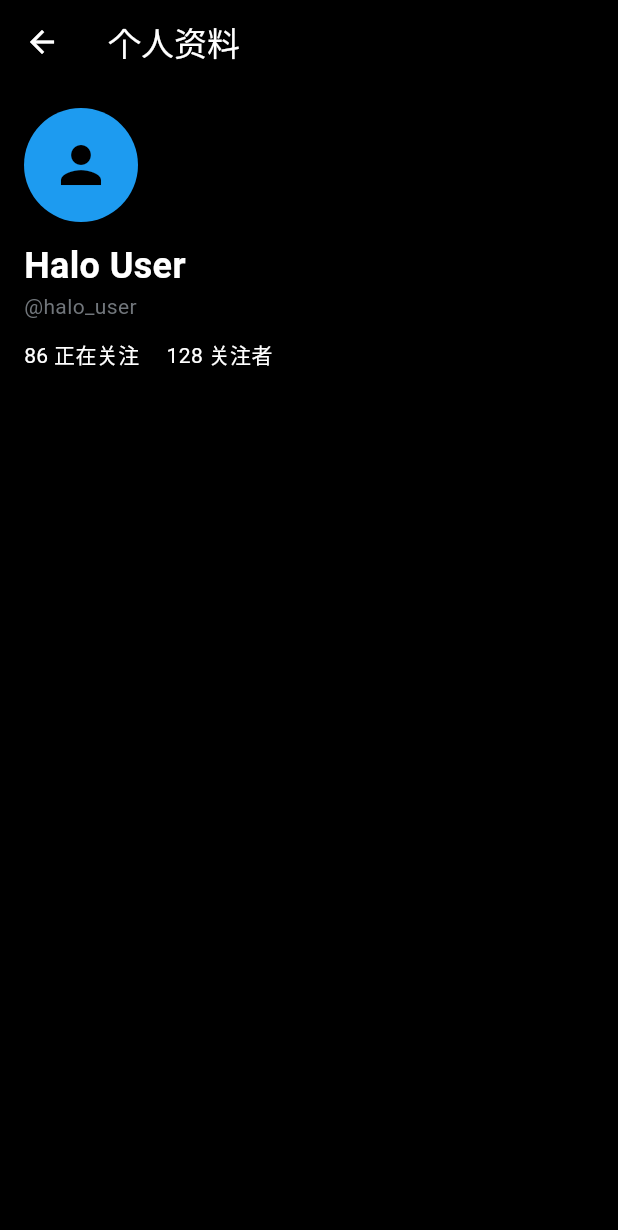
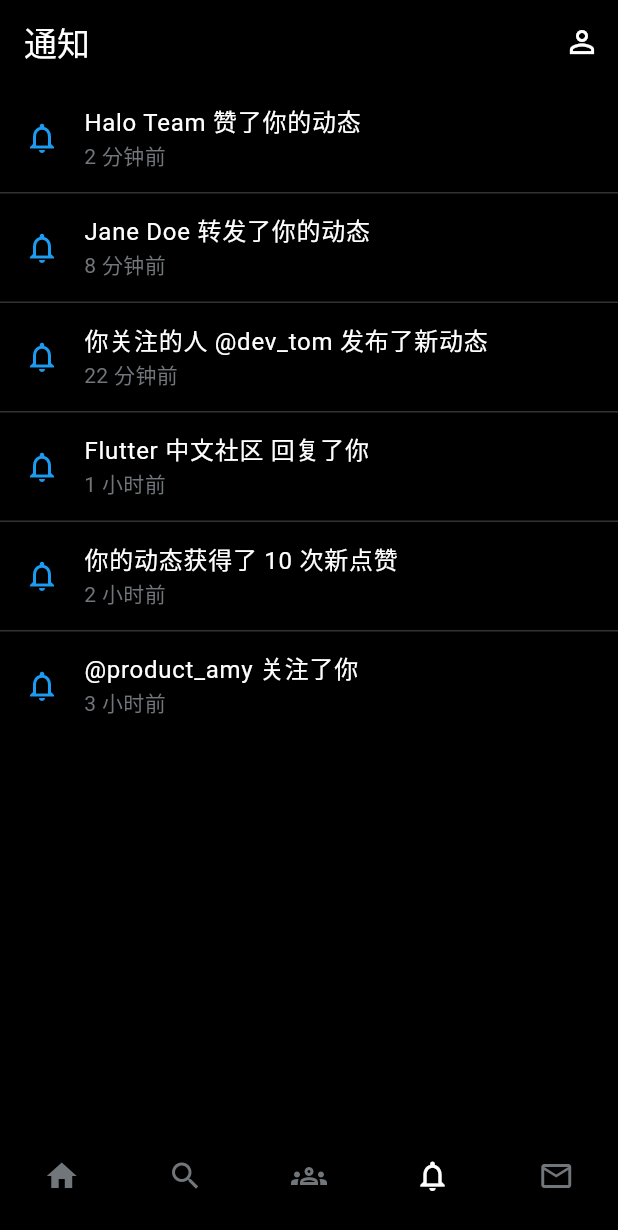
Before and after one commit to taoveweb/halo, a Flutter app: the screen it shows after launch, item 4 of the bottom bar chosen, on a phone screen of 412 x 824 dp. Shown: the top 1230 px of the screen. Run offline on Flutter 3.47's test engine with Material 3 defaults, Android fonts, the phone set to English and light mode, and no system bars; our stand-ins replace get; network calls fail.

Commit message:
feat: add tab pages and expand mock timeline data

```diff
--- /dev/null
+++ b/flutter_twitter_clone/lib/app/modules/notifications/notifications_view.dart
@@ -0,0 +1,46 @@
+import 'package:flutter/material.dart';
+import 'package:get/get.dart';
+
+import '../../routes/app_routes.dart';
+import '../../widgets/app_bottom_nav.dart';
+
+class NotificationsView extends StatelessWidget {
+  const NotificationsView({super.key});
+
+  static const _notifications = <Map<String, String>>[
+    {'title': 'Halo Team 赞了你的动态', 'time': '2 分钟前'},
+    {'title': 'Jane Doe 转发了你的动态', 'time': '8 分钟前'},
+    {'title': '你关注的人 @dev_tom 发布了新动态', 'time': '22 分钟前'},
+    {'title': 'Flutter 中文社区 回复了你', 'time': '1 小时前'},
+    {'title': '你的动态获得了 10 次新点赞', 'time': '2 小时前'},
+    {'title': '@product_amy 关注了你', 'time': '3 小时前'},
+  ];
+
+  @override
+  Widget build(BuildContext context) {
+    return Scaffold(
+      appBar: AppBar(
+        title: const Text('通知'),
+        actions: [
+          IconButton(
+            onPressed: () => Get.toNamed(AppRoutes.profile),
+            icon: const Icon(Icons.person_outline),
+          ),
+        ],
+      ),
+      bottomNavigationBar: const AppBottomNav(currentIndex: 3),
+      body: ListView.separated(
+        itemCount: _notifications.length,
+        separatorBuilder: (_, __) => const Divider(height: 1, color: Color(0xFF2F3336)),
+        itemBuilder: (context, index) {
+          final item = _notifications[index];
+          return ListTile(
+            leading: const Icon(Icons.notifications_none, color: Color(0xFF1D9BF0)),
+            title: Text(item['title']!),
+            subtitle: Text(item['time']!, style: const TextStyle(color: Color(0xFF71767B))),
+          );
+        },
+      ),
+    );
+  }
+}
--- a/flutter_twitter_clone/lib/app/modules/profile/profile_view.dart
+++ b/flutter_twitter_clone/lib/app/modules/profile/profile_view.dart
@@ -6,6 +6,13 @@ import 'profile_controller.dart';
 class ProfileView extends GetView<ProfileController> {
   const ProfileView({super.key});
 
+  static const _highlights = <String>[
+    '完成了首页 Feed 的无限刷新。',
+    '接入了 Node.js 后端，支持发布动态。',
+    '新增了探索/社群/通知/私信页面。',
+    '优化了深色主题和导航体验。',
+  ];
+
   @override
   Widget build(BuildContext context) {
     return Scaffold(
@@ -13,8 +20,7 @@ class ProfileView extends GetView<ProfileController> {
       body: Padding(
         padding: const EdgeInsets.all(16),
         child: Obx(
-          () => Column(
-            crossAxisAlignment: CrossAxisAlignment.start,
+          () => ListView(
             children: [
               const CircleAvatar(radius: 38, child: Icon(Icons.person, size: 40)),
               const SizedBox(height: 12),
@@ -30,6 +36,17 @@ class ProfileView extends GetView<ProfileController> {
                   Text('${controller.followers.value} 关注者'),
                 ],
               ),
+              const SizedBox(height: 20),
+              const Text('近期动态亮点',
+                  style: TextStyle(fontSize: 16, fontWeight: FontWeight.w600)),
+              const SizedBox(height: 8),
+              ..._highlights.map(
+                (item) => ListTile(
+                  contentPadding: EdgeInsets.zero,
+                  leading: const Icon(Icons.bolt, color: Color(0xFF1D9BF0)),
+                  title: Text(item),
+                ),
+              ),
             ],
           ),
         ),
--- a/flutter_twitter_clone/lib/app/routes/app_pages.dart
+++ b/flutter_twitter_clone/lib/app/routes/app_pages.dart
@@ -1,14 +1,22 @@
 import 'package:get/get.dart';
 
+import '../modules/communities/communities_view.dart';
 import '../modules/compose/compose_view.dart';
 import '../modules/home/home_view.dart';
+import '../modules/messages/messages_view.dart';
+import '../modules/notifications/notifications_view.dart';
 import '../modules/profile/profile_view.dart';
+import '../modules/search/search_view.dart';
 import '../modules/tweet_detail/tweet_detail_view.dart';
 import 'app_routes.dart';
 
 class AppPages {
   static final pages = <GetPage<dynamic>>[
     GetPage(name: AppRoutes.home, page: () => const HomeView()),
+    GetPage(name: AppRoutes.search, page: () => const SearchView()),
+    GetPage(name: AppRoutes.communities, page: () => const CommunitiesView()),
+    GetPage(name: AppRoutes.notifications, page: () => const NotificationsView()),
+    GetPage(name: AppRoutes.messages, page: () => const MessagesView()),
     GetPage(name: AppRoutes.compose, page: () => const ComposeView()),
     GetPage(name: AppRoutes.tweetDetail, page: () => const TweetDetailView()),
     GetPage(name: AppRoutes.profile, page: () => const ProfileView()),
--- a/flutter_twitter_clone/lib/app/routes/app_routes.dart
+++ b/flutter_twitter_clone/lib/app/routes/app_routes.dart
@@ -1,5 +1,10 @@
 abstract class AppRoutes {
   static const home = '/';
+  static const search = '/search';
+  static const communities = '/communities';
+  static const notifications = '/notifications';
+  static const messages = '/messages';
+
   static const compose = '/compose';
   static const tweetDetail = '/tweet-detail';
   static const profile = '/profile';
--- /dev/null
+++ b/flutter_twitter_clone/lib/app/widgets/app_bottom_nav.dart
@@ -0,0 +1,46 @@
+import 'package:flutter/material.dart';
+import 'package:get/get.dart';
+
+import '../routes/app_routes.dart';
+
+class AppBottomNav extends StatelessWidget {
+  const AppBottomNav({
+    super.key,
+    required this.currentIndex,
+  });
+
+  final int currentIndex;
+
+  static const _routes = <String>[
+    AppRoutes.home,
+    AppRoutes.search,
+    AppRoutes.communities,
+    AppRoutes.notifications,
+    AppRoutes.messages,
+  ];
+
+  @override
+  Widget build(BuildContext context) {
+    return BottomNavigationBar(
+      backgroundColor: Colors.black,
+      selectedItemColor: Colors.white,
+      unselectedItemColor: const Color(0xFF71767B),
+      type: BottomNavigationBarType.fixed,
+      currentIndex: currentIndex,
+      onTap: (index) {
+        if (index == currentIndex) {
+          return;
+        }
+        final targetRoute = _routes[index];
+        Get.offNamed(targetRoute);
+      },
+      items: const [
+        BottomNavigationBarItem(icon: Icon(Icons.home), label: ''),
+        BottomNavigationBarItem(icon: Icon(Icons.search), label: ''),
+        BottomNavigationBarItem(icon: Icon(Icons.groups_outlined), label: ''),
+        BottomNavigationBarItem(icon: Icon(Icons.notifications_none), label: ''),
+        BottomNavigationBarItem(icon: Icon(Icons.mail_outline), label: ''),
+      ],
+    );
+  }
+}
```
Also changed, not shown: flutter_twitter_clone/lib/app/modules/communities/communities_view.dart (added, +49 -0 lines), flutter_twitter_clone/lib/app/modules/home/home_view.dart (+8 -21 lines), flutter_twitter_clone/lib/app/modules/messages/messages_view.dart (added, +50 -0 lines), flutter_twitter_clone/lib/app/modules/search/search_view.dart (added, +46 -0 lines), 1 other file.
